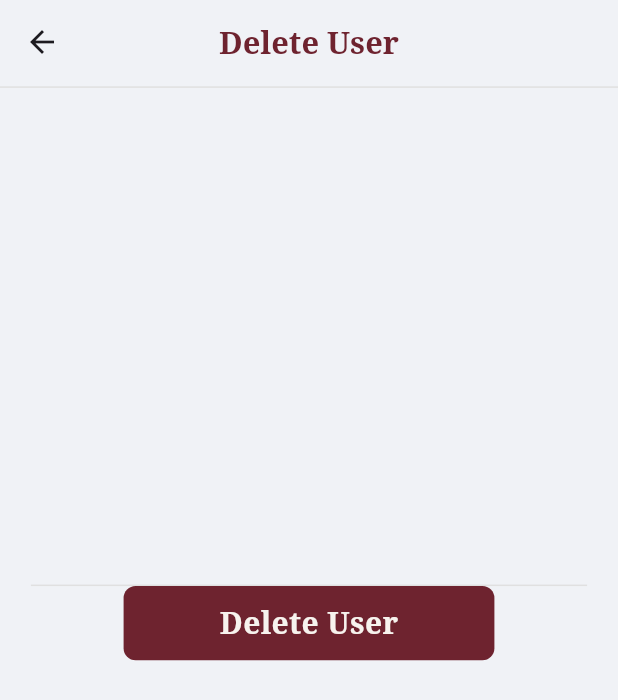
After one commit to MiralDalayka/turathi, a Flutter app: the DeleteUser screen opened by its route, on a phone screen of 412 x 824 dp. The commit adds this screen. Shown: the top 700 px of the screen. Run offline on Flutter 3.47's test engine with Material 3 defaults, Android fonts, the light colour scheme and no system bars; our stand-ins replace auto_size_text, cloud_firestore, file_picker, firebase_auth, firebase_core, firebase_storage and 9 more; missing offline and left inert: crypt, firebase_app_check, flutter_map_math; accounts and stored records are empty.

Commit message:
delete user auth

```diff
--- a/lib/core/models/user_model.dart
+++ b/lib/core/models/user_model.dart
@@ -13,11 +13,13 @@ class UserModel {
   String? certificate;
   String? email;
   List<String>? favList;
+  // String? userid;
 
   String? phone;
   UserModel.empty();
   UserModel(
       {this.id,
+      // this.userid,
       required this.name,
       required pass,
       required this.email,
@@ -44,6 +46,7 @@ class UserModel {
     phone = json['phone'];
     email = json['email'];
     favList = json['favList'].cast<String>();
+    //  userid = json['userid'].cast<String>();
 
   }
 
@@ -59,6 +62,7 @@ class UserModel {
     data['phone'] = phone;
     data['email'] = email;
     data['favList'] = favList;
+    //  data['userid'] = userid;
 
     return data;
   }
--- a/lib/core/providers/user_provider.dart
+++ b/lib/core/providers/user_provider.dart
@@ -49,4 +49,18 @@ class UserProvider extends ChangeNotifier {
   }
 
 
+Future<String> deleteUserprovider() async {
+  try {
+    await _userService.deleteUser();
+    notifyListeners();
+    return "User account and data deleted successfully";
+  } catch (e) {
+    print("Failed to delete user account and data: $e");
+    throw e;
+  }
 }
+
+
+
+
+}
--- a/lib/core/services/user_service.dart
+++ b/lib/core/services/user_service.dart
@@ -2,6 +2,7 @@ import 'dart:developer';
 import 'package:cloud_firestore/cloud_firestore.dart';
 import 'package:crypt/crypt.dart';
 import 'package:firebase_auth/firebase_auth.dart';
+import 'package:get/get.dart';
 import 'package:turathi/core/models/user_model.dart';
 import '../../utils/shared.dart';
 import 'firebase_auth.dart';
@@ -15,6 +16,7 @@ class UserService {
 
   Future<String> addUser(UserModel model) async {
     bool mounted = false;
+    // String userid;
     try {
       print(
           "email in adduser${model.email.toString()} pass in adduser ${model.password.toString()}");
@@ -38,6 +40,9 @@ class UserService {
         }
       }
     }
+
+
+
 
     _fireStore
         .collection(_collectionName)
@@ -117,7 +122,7 @@ class UserService {
       print("User is successfully in match");
 
       return true;
-    }
+    }//kaQlJnXfGsbxxMpdhr4sWNXISxK2
 
     User? user = await _auth.signinwithemailandpassword(email, password);
 
@@ -131,34 +136,6 @@ class UserService {
       return false;
     }
   }
-
-  // Future<bool> signIn(String email, String password) async {
-  //
-  //   User? user = await _auth.signinwithemailandpassword(
-  //       email, password);
-  //
-  //   if (user != null) {
-  //     print("User is successfully Signin");
-  //     return true;
-  //   } else {
-  //     UserModel? userModel = await getUserByEmail(email);
-  //
-  //     String? str = userModel?.password;
-  //     print("@@@@@@@@@@@@@@@@@$str");
-  //     if (str != null) if (Crypt(str).match(password)) {
-  //       print("User is successfully in match");
-  //       return true;
-  //     }
-  //     else {
-  //       print("error is happend 3");
-  //       checkUser = false;
-  //       return false;
-  //     }
-  //
-  //
-  //   }
-  //   return false;
-  // }
 
   signOut() async {
     sharedUser = UserModel(
@@ -236,10 +213,7 @@ class UserService {
           .get();
       String userId = userData.docs[0].id;
 
-      await FirebaseFirestore.instance
-          .collection('users')
-          .doc(userId)
-          .update(
+      await FirebaseFirestore.instance.collection('users').doc(userId).update(
         {
           'favList': FieldValue.arrayUnion([id]),
         },
@@ -247,7 +221,7 @@ class UserService {
         log("fav place  added : $id");
       });
     } on FirebaseException catch (e) {
-      log(e.toString()+"&");
+      log(e.toString() + "&");
     }
   }
 
@@ -258,10 +232,7 @@ class UserService {
           .where('id', isEqualTo: sharedUser.id)
           .get();
       String userId = userData.docs[0].id;
-      await FirebaseFirestore.instance
-          .collection('users')
-          .doc(userId)
-          .update(
+      await FirebaseFirestore.instance.collection('users').doc(userId).update(
         {
           'favList': FieldValue.arrayRemove([id]),
         },
@@ -269,7 +240,81 @@ class UserService {
         log("fav place   remove : $id");
       });
     } on FirebaseException catch (e) {
-      log(e.toString()+"^");
+      log(e.toString() + "^");
     }
   }
+
+  Future<void> deleteUser() async {
+    //delete from Auth
+    try {
+      print("object${FirebaseAuth.instance.currentUser?.uid}");
+
+      await FirebaseAuth.instance.currentUser?.delete();
+
+      //  print("FirebaseAuth.instance.currentUser${FirebaseAuth.instance.currentUser?.email}");
+
+      print('Successfully deleted user');
+    } catch (error) {
+      print('Error deleting user 1: $error');
+    }
+var db = FirebaseFirestore.instance;
+var currentUserUID = FirebaseAuth.instance.currentUser?.uid;
+var usersRef = db.collection('users');
+
+usersRef.where('id', isEqualTo: currentUserUID).get().then((querySnapshot) {
+  if (querySnapshot.docs.isNotEmpty) {
+    // Assuming there's only one document per UID, you can directly access the first document
+    var doc = querySnapshot.docs.first;
+    var docId = doc.id;
+    print("Document ID for current user: $docId");
+
+    // No need for comparison here, the query already filtered documents by UID
+    print("Done user: $docId");
+    doc.reference.delete().then((_) {
+      print('Successfully deleted document');
+    }).catchError((error) {
+      print('Error deleting user: $error');
+    });
+  } else {
+    print("No documents found for current user.");
+  }
+}).catchError((error) {
+  print("Error getting documents: $error");
+});
+
+//delete from the firestore
+
+  //   var db = FirebaseFirestore.instance;
+
+  //   var currentUserUID = FirebaseAuth.instance.currentUser?.uid;
+
+  //   var usersRef = db.collection('users');
+
+  //   usersRef.where('id', isEqualTo: currentUserUID).get().then((querySnapshot) {
+  //     if (querySnapshot.docs.isNotEmpty) {
+  //       querySnapshot.docs.forEach((doc) async {
+  //         var docId = doc.id;
+  //         print("Document ID for current user: $docId");
+
+  //         if (docId==currentUserUID) {
+  //           print("Done user: $docId");
+  //           try {
+  //             await FirebaseFirestore.instance
+  //                 .collection('users')
+  //                 .doc(docId)
+  //                 .delete();
+
+  //             print('Successfully deleted document');
+  //           } catch (error) {
+  //             print('Error deleting user 2: $error');
+  //           }
+  //         }
+  //       });
+  //     } else {
+  //       print("No documents found for current user.");
+  //     }
+  //   }).catchError((error) {
+  //     print("Error getting documents: $error");
+  //   });
+  }
 }
--- a/lib/utils/Router/const_router_names.dart
+++ b/lib/utils/Router/const_router_names.dart
@@ -28,6 +28,7 @@ const String personalDetilsScreen = '/bottomScreen/profileScreen/PersdonalDetils
 const String changeInfo= '/bottomScreen/profileScreen/ChangeInfo';
 const String signIn = '/LogIn';
 const String signUp= '/SingUp';
+const String deleteuserpage= '/bottomScreen/profileScreen/DeleteUser';
 
 
 
--- a/lib/utils/Router/router_class.dart
+++ b/lib/utils/Router/router_class.dart
@@ -7,6 +7,7 @@ import 'package:turathi/view/screens/add_data_screens/edit_place_page.dart';
 import 'package:turathi/view/screens/notification/notification_page.dart';
 import 'package:turathi/view/screens/placesdetails_screens/comments_place_screen.dart';
 import 'package:turathi/view/screens/profile_screens/screens/change_info.dart';
+import 'package:turathi/view/screens/profile_screens/screens/delete_user.dart';
 import 'package:turathi/view/screens/profile_screens/screens/personalDetils_screen.dart';
 
 import '../../core/models/event_model.dart';
@@ -35,6 +36,11 @@ class MyRouter {
       case signIn:
         {
           return _route(LogIn());
+        }
+
+         case deleteuserpage:
+        {
+          return _route(DeleteUser());
         }
 
       case personalDetilsScreen:
--- /dev/null
+++ b/lib/view/screens/profile_screens/screens/delete_user.dart
@@ -0,0 +1,108 @@
+import 'package:firebase_auth/firebase_auth.dart';
+import 'package:flutter/material.dart';
+import 'package:turathi/core/controllers/signup_controller.dart';
+import 'package:turathi/core/models/user_model.dart';
+import 'package:turathi/core/providers/user_provider.dart';
+import 'package:turathi/core/services/user_service.dart';
+import 'package:turathi/utils/layout_manager.dart';
+import 'package:turathi/utils/lib_organizer.dart';
+import 'package:turathi/utils/shared.dart';
+import 'package:turathi/utils/theme_manager.dart';
+
+class DeleteUser extends StatefulWidget {
+  const DeleteUser({Key? key});
+
+  @override
+  State<DeleteUser> createState() => _DeleteUser();
+}
+
+class _DeleteUser extends State<DeleteUser> {
+
+  UserProvider userProvider=UserProvider();
+
+  @override
+  Widget build(BuildContext context) {
+      print("FirebaseAuth.instance.currentUser${FirebaseAuth.instance.currentUser?.email}");
+      print("object${FirebaseAuth.instance.currentUser?.uid}");
+
+    return Scaffold(
+      backgroundColor: ThemeManager.background,
+      appBar: AppBar(
+        centerTitle: true,
+        backgroundColor: ThemeManager.background,
+        title: Text(
+          'Delete User',
+          style: ThemeManager.textStyle.copyWith(
+            fontSize: LayoutManager.widthNHeight0(context, 1) * 0.05,
+            fontWeight: FontWeight.bold,
+            fontFamily: ThemeManager.fontFamily,
+            color: ThemeManager.primary,
+          ),
+        ),
+        bottom: PreferredSize(
+          preferredSize:
+              Size.fromHeight(LayoutManager.widthNHeight0(context, 1) * 0.01),
+          child: Divider(
+            height: LayoutManager.widthNHeight0(context, 1) * 0.01,
+            color: Colors.grey[300],
+          ),
+        ),
+      ),
+      body: Form(
+        child: SingleChildScrollView(
+          child: Padding(
+            padding: const EdgeInsets.only(left: 15.0, right: 15.0),
+            child: Center(
+              child: SizedBox(
+                width: LayoutManager.widthNHeight0(context, 1) * 0.9,
+                child: Padding(
+                  padding: EdgeInsets.only(
+                      top: LayoutManager.widthNHeight0(context, 1) * 0.8),
+                  child: Column(
+                    crossAxisAlignment: CrossAxisAlignment.start,
+                    children: [
+                      Divider(height: 1, color: Colors.grey[300]),
+                      InkWell(
+                        onTap: () async {
+
+
+                          userProvider.deleteUserprovider();
+
+                          //log out
+                          Navigator.of(context).pushReplacementNamed(signIn);
+                        },
+                        child: Center(
+                          child: Container(
+                            width:
+                                LayoutManager.widthNHeight0(context, 0) * 0.3,
+                            height:
+                                LayoutManager.widthNHeight0(context, 0) * .06,
+                            decoration: BoxDecoration(
+                              color: ThemeManager.primary,
+                              borderRadius: BorderRadius.circular(8),
+                            ),
+                            child: Center(
+                              child: Text(
+                                "Delete User",
+                                style: TextStyle(
+                                  color: ThemeManager.second,
+                                  fontSize: 20,
+                                  fontFamily: ThemeManager.fontFamily,
+                                  fontWeight: FontWeight.w600,
+                                ),
+                              ),
+                            ),
+                          ),
+                        ),
+                      ),
+                    ],
+                  ),
+                ),
+              ),
+            ),
+          ),
+        ),
+      ),
+    );
+  }
+}
```
Also changed, not shown: lib/view/screens/SignIn/Signup.dart (+4 -15 lines), lib/view/screens/location_screens/body_places.dart (+3 -4 lines), lib/view/screens/profile_screens/widgets/firstBox.dart (+14 -1 lines).
